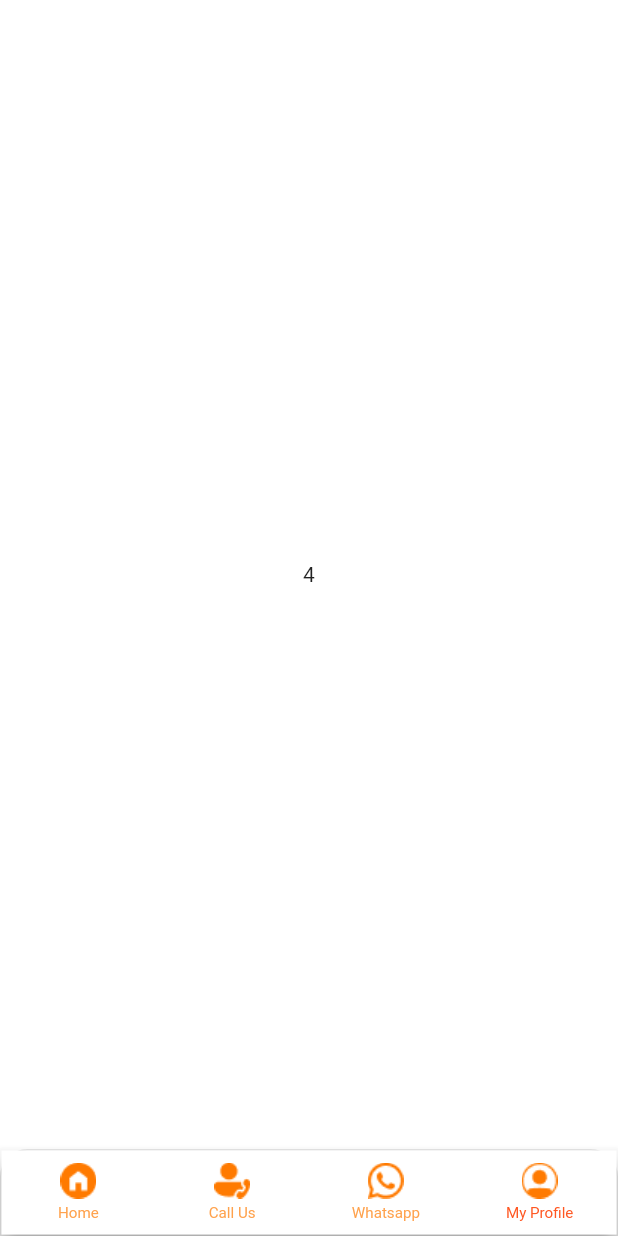
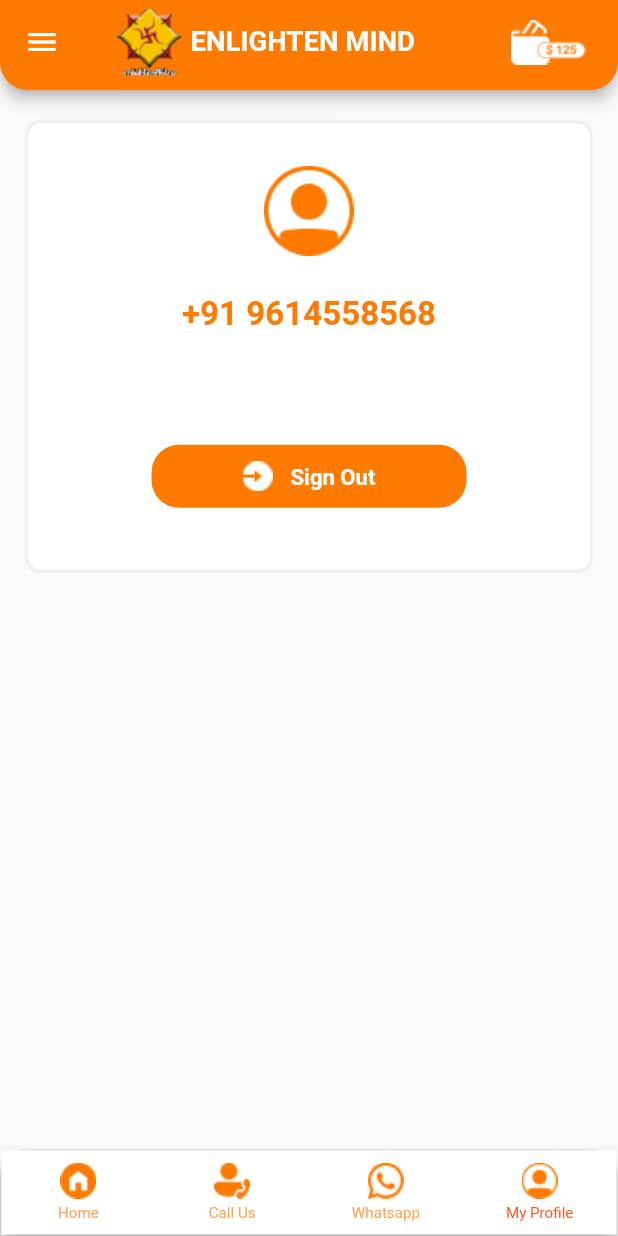
Before and after one commit to raselhossen125/enlighten, a Flutter app: the BottomNavBar screen opened by its route, item 4 of the bottom bar chosen, on a phone screen of 412 x 824 dp. Run offline on Flutter 3.47's test engine with Material 2 defaults, Android fonts, the phone set to English and light mode, and no system bars; our stand-ins replace carousel_slider, flutter_screenutil, smooth_page_indicator.

Commit message:
profile done

```diff
--- a/lib/utils/custom_string.dart
+++ b/lib/utils/custom_string.dart
@@ -73,4 +73,15 @@ class CustomString {
   static const String HVideoTxt = 'Video';
   static const String HShopTxt = 'Shop Online';
 
+
+  // consulation page
+  static const String CBtncTxt = 'CONSULATION NOW';
+  static const String CTitle1Txt = 'Get first 15 Min. Personalized one to one phone consultation';
+  static const String CTitle2Txt = 'Personalized one to one consultation on the phone';
+  static const String CTitle3Txt = 'Personalized consultation';
+  static const double CAmount1Txt = 499;
+  static const double CAmount2Txt = 499;
+  static const double CAmount3Txt = 100;
+
+
 }
--- /dev/null
+++ b/lib/views/profile_page.dart
@@ -0,0 +1,64 @@
+// ignore_for_file: prefer_const_constructors, use_key_in_widget_constructors
+
+import 'package:enlighten/widgets/main_drawer.dart';
+import 'package:enlighten/widgets/my_appbar.dart';
+import 'package:flutter/material.dart';
+import 'package:flutter_screenutil/flutter_screenutil.dart';
+
+import '../utils/custom_color.dart';
+import '../utils/custom_string.dart';
+import '../utils/custom_style.dart';
+import '../utils/dimensions.dart';
+import '../widgets/custom_button.dart';
+
+class ProfilePage extends StatelessWidget {
+  static const routeName = 'profile';
+
+  @override
+  Widget build(BuildContext context) {
+    return Scaffold(
+      drawer: MainDrawer(),
+      appBar: MyAppBar(),
+      body: Padding(
+        padding:
+            EdgeInsets.symmetric(horizontal: Dimensions.defaultPaddingSize),
+        child: Column(
+          children: [
+            SizedBox(height: Dimensions.heightSize8 * 3),
+            Container(
+              alignment: Alignment.center,
+              height: 324.h,
+              width: double.infinity,
+              decoration: BoxDecoration(
+                  borderRadius: BorderRadius.circular(Dimensions.radius),
+                  boxShadow: [
+                    BoxShadow(
+                        color: Colors.grey.withOpacity(0.2),
+                        spreadRadius: 1.0,
+                        blurRadius: 1.0)
+                  ],
+                  color: CustomColor.whiteColor),
+              child: Column(
+                children: [
+                  SizedBox(height: Dimensions.heightSize8 * 4 - 1),
+                  Image.asset(CustomString.drawerProfileImage,
+                      color: CustomColor.primaryColor),
+                  SizedBox(height: Dimensions.heightSize8 * 4 - 3),
+                  Text(CustomString.PhoneTxt, style: CustomStyle.primary24w700),
+                  SizedBox(height: Dimensions.heightSize8 * 10),
+                  CustomButon(
+                    width: 211.w,
+                    titleColor: CustomColor.whiteColor,
+                    title: CustomString.DSignOutxt,
+                    isPrefixIcon: true,
+                    prefixIconImage: CustomString.LogInImage,
+                  ),
+                ],
+              ),
+            ),
+          ],
+        ),
+      ),
+    );
+  }
+}
--- a/lib/widgets/bottom_nav_bar.dart
+++ b/lib/widgets/bottom_nav_bar.dart
@@ -6,7 +6,9 @@ import 'package:flutter/material.dart';
 import 'package:flutter_screenutil/flutter_screenutil.dart';
 import '../utils/custom_color.dart';
 import '../utils/custom_style.dart';
+import '../views/consulation_page.dart';
 import '../views/home_page.dart';
+import '../views/profile_page.dart';
 
 class BottomNavBar extends StatefulWidget {
   static const routeName = 'bottom-nav-bar';
@@ -19,15 +21,11 @@ class _BottomNavBarState extends State<BottomNavBar> {
   int _currentIndex = 0;
   List _screens = [
     HomePage(),
-    Center(
-      child: Text('2'),
-    ),
+    ConsulationPage(),
     Center(
       child: Text('3'),
     ),
-    Center(
-      child: Text('4'),
-    ),
+    ProfilePage(),
   ];
 
   void _updateIndex(int value) {
```
Also changed, not shown: lib/models/consulation_model.dart (added, +28 -0 lines), lib/views/consulation_page.dart (added, +30 -0 lines).
